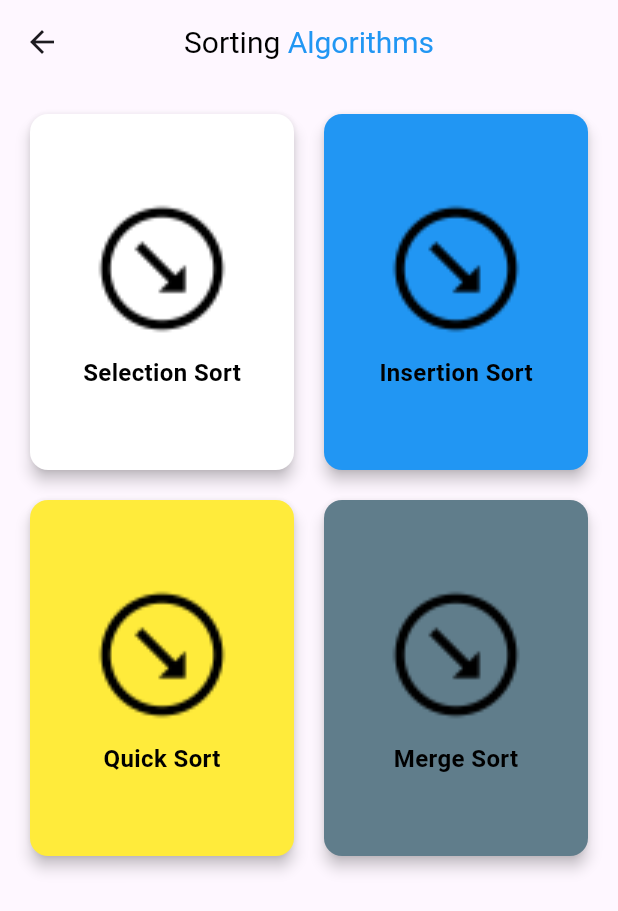
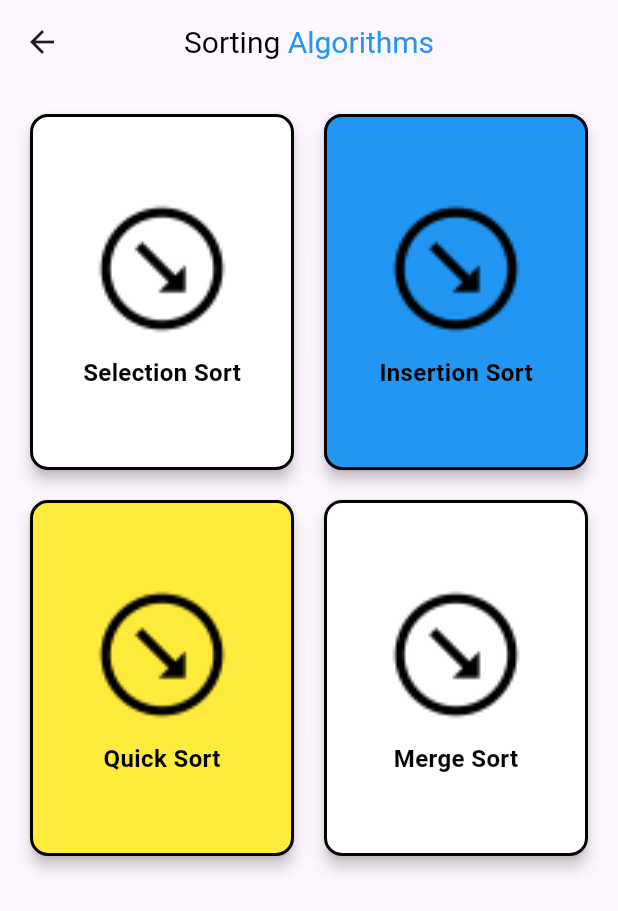
Before and after one commit to Saurrabhh/algo_viz, a Flutter app: the screen it shows after launch, after a tap on "View All", on a phone screen of 412 x 824 dp. Shown: the top 911 px of the screen. Run offline on Flutter 3.47's test engine with Material 3 defaults, Android fonts, the phone set to English and light mode, and no system bars; our stand-ins replace another_flutter_splash_screen, flutter_bloc, lottie, recase.

Commit message:
UI changes

```diff
--- /dev/null
+++ b/lib/core/color/app_colors.dart
@@ -0,0 +1,8 @@
+import 'package:flutter/material.dart';
+
+class AppColors {
+  static const blackColor = Colors.black;
+  static const yellowColor = Colors.yellow;
+  static const blueColor = Colors.blue;
+  static const whiteColor = Colors.white;
+}
--- a/lib/core/designs/tiles/custom_card.dart
+++ b/lib/core/designs/tiles/custom_card.dart
@@ -22,6 +22,7 @@ class CustomCard extends StatelessWidget {
         color: color,
         elevation: 4,
         shape: RoundedRectangleBorder(
+          side: const BorderSide(width: 2),
           borderRadius: BorderRadius.circular(12),
         ),
         child: Padding(
--- a/lib/features/dashboard/presentation/ui/dashboard_page.dart
+++ b/lib/features/dashboard/presentation/ui/dashboard_page.dart
@@ -1,3 +1,4 @@
+import 'package:algo_viz/core/color/app_colors.dart';
 import 'package:algo_viz/core/designs/tiles/custom_card.dart';
 import 'package:algo_viz/core/model/custom_card_model.dart';
 import 'package:algo_viz/core/route_handler/route_handler.dart';
@@ -15,7 +16,7 @@ class Dashboard extends StatelessWidget {
       onTap: () {
         print('selection');
       },
-      color: Colors.white,
+      color: AppColors.whiteColor,
     ),
     CustomCardModel(
       imagePath: 'assets/icons/arrow_down_right.png',
@@ -23,7 +24,7 @@ class Dashboard extends StatelessWidget {
       onTap: () {
         print('Insertion');
       },
-      color: Colors.blue,
+      color: AppColors.blueColor,
     ),
     CustomCardModel(
       imagePath: 'assets/icons/arrow_down_right.png',
@@ -31,7 +32,7 @@ class Dashboard extends StatelessWidget {
       onTap: () {
         print('Quick');
       },
-      color: Colors.yellow,
+      color: AppColors.yellowColor,
     ),
     CustomCardModel(
       imagePath: 'assets/icons/arrow_down_right.png',
@@ -39,7 +40,7 @@ class Dashboard extends StatelessWidget {
       onTap: () {
         print('Merge');
       },
-      color: Colors.blueGrey,
+      color: AppColors.blueColor,
     ),
   ];
   final List<CustomCardModel> pathfindingList = [
@@ -49,7 +50,7 @@ class Dashboard extends StatelessWidget {
       onTap: () {
         print('BFS');
       },
-      color: Colors.white,
+      color: AppColors.whiteColor,
     ),
     CustomCardModel(
       imagePath: 'assets/icons/arrow_down_right.png',
@@ -57,7 +58,7 @@ class Dashboard extends StatelessWidget {
       onTap: () {
         print('DFS');
       },
-      color: Colors.blue,
+      color: AppColors.blueColor,
     ),
     CustomCardModel(
       imagePath: 'assets/icons/arrow_down_right.png',
@@ -65,9 +66,10 @@ class Dashboard extends StatelessWidget {
       onTap: () {
         print('Dijkstra');
       },
-      color: Colors.yellow,
+      color: AppColors.yellowColor,
     ),
   ];
+
   @override
   Widget build(BuildContext context) {
     return Scaffold(
@@ -75,13 +77,16 @@ class Dashboard extends StatelessWidget {
         centerTitle: true,
         title: RichText(
           text: const TextSpan(
-            style: TextStyle(color: Colors.black, fontSize: 20),
+            style: TextStyle(color: AppColors.blackColor, fontSize: 20),
             children: [
               TextSpan(
                 text: 'Algo',
-                style: TextStyle(color: Colors.black),
+                style: TextStyle(color: AppColors.blackColor),
               ),
-              TextSpan(text: 'Viz', style: TextStyle(color: Colors.blue)),
+              TextSpan(
+                text: 'Viz',
+                style: TextStyle(color: AppColors.blueColor),
+              ),
             ],
           ),
         ),
@@ -106,7 +111,7 @@ class Dashboard extends StatelessWidget {
                   child: Text(
                     'View All',
                     style: TextStyle(
-                      color: Colors.blue.withOpacity(0.9),
+                      color: AppColors.blueColor.withOpacity(0.9),
                       fontSize: 12,
                     ),
                   ),
@@ -132,7 +137,11 @@ class Dashboard extends StatelessWidget {
                       imagePath: sortList[index].imagePath,
                       text: sortList[index].text,
                       onTap: sortList[index].onTap,
-                      color: sortList[index].color,
+                      color: index % 3 == 0
+                          ? AppColors.whiteColor
+                          : index % 3 == 1
+                              ? AppColors.blueColor
+                              : AppColors.yellowColor,
                     );
                   },
                 ),
@@ -152,7 +161,7 @@ class Dashboard extends StatelessWidget {
                   child: Text(
                     'View All',
                     style: TextStyle(
-                      color: Colors.blue.withOpacity(0.9),
+                      color: AppColors.blueColor.withOpacity(0.9),
                       fontSize: 12,
                     ),
                   ),
@@ -178,7 +187,11 @@ class Dashboard extends StatelessWidget {
                       imagePath: pathfindingList[index].imagePath,
                       text: pathfindingList[index].text,
                       onTap: pathfindingList[index].onTap,
-                      color: index.isEven ? Colors.white : Colors.blueGrey,
+                      color: index % 3 == 0
+                          ? AppColors.whiteColor
+                          : index % 3 == 1
+                              ? AppColors.blueColor
+                              : AppColors.yellowColor,
                     );
                   },
                 ),
--- a/lib/features/sorting/presentation/ui/sorting_page.dart
+++ b/lib/features/sorting/presentation/ui/sorting_page.dart
@@ -1,3 +1,4 @@
+import 'package:algo_viz/core/color/app_colors.dart';
 import 'package:algo_viz/core/designs/tiles/custom_card.dart';
 import 'package:algo_viz/core/model/custom_card_model.dart';
 import 'package:flutter/material.dart';
@@ -14,7 +15,7 @@ class SortingPage extends StatelessWidget {
       onTap: () {
         print('selection');
       },
-      color: Colors.white,
+      color: AppColors.whiteColor,
     ),
     CustomCardModel(
       imagePath: 'assets/icons/arrow_down_right.png',
@@ -22,7 +23,7 @@ class SortingPage extends StatelessWidget {
       onTap: () {
         print('Insertion');
       },
-      color: Colors.blue,
+      color: AppColors.blueColor,
     ),
     CustomCardModel(
       imagePath: 'assets/icons/arrow_down_right.png',
@@ -30,7 +31,7 @@ class SortingPage extends StatelessWidget {
       onTap: () {
         print('Quick');
       },
-      color: Colors.yellow,
+      color: AppColors.yellowColor,
     ),
     CustomCardModel(
       imagePath: 'assets/icons/arrow_down_right.png',
@@ -38,7 +39,7 @@ class SortingPage extends StatelessWidget {
       onTap: () {
         print('Merge');
       },
-      color: Colors.blueGrey,
+      color: AppColors.blueColor,
     ),
   ];
 
@@ -49,14 +50,16 @@ class SortingPage extends StatelessWidget {
         centerTitle: true,
         title: RichText(
           text: const TextSpan(
-            style: TextStyle(color: Colors.black, fontSize: 20),
+            style: TextStyle(color: AppColors.blackColor, fontSize: 20),
             children: [
               TextSpan(
                 text: 'Sorting ',
-                style: TextStyle(color: Colors.black),
+                style: TextStyle(color: AppColors.blackColor),
               ),
               TextSpan(
-                  text: 'Algorithms', style: TextStyle(color: Colors.blue)),
+                text: 'Algorithms',
+                style: TextStyle(color: AppColors.blueColor),
+              ),
             ],
           ),
         ),
@@ -79,7 +82,11 @@ class SortingPage extends StatelessWidget {
                 imagePath: cardList[index].imagePath,
                 text: cardList[index].text,
                 onTap: cardList[index].onTap,
-                color: cardList[index].color,
+                color: index % 3 == 0
+                    ? AppColors.whiteColor
+                    : index % 3 == 1
+                        ? AppColors.blueColor
+                        : AppColors.yellowColor,
               );
             },
           ),
--- a/lib/features/splash/presentation/ui/splash_page.dart
+++ b/lib/features/splash/presentation/ui/splash_page.dart
@@ -1,4 +1,5 @@
 import 'package:algo_viz/constants/constants.dart';
+import 'package:algo_viz/core/color/app_colors.dart';
 import 'package:algo_viz/features/dashboard/presentation/ui/dashboard_page.dart';
 import 'package:another_flutter_splash_screen/another_flutter_splash_screen.dart';
 import 'package:flutter/material.dart';
@@ -13,7 +14,7 @@ class SplashPage extends StatelessWidget {
       useImmersiveMode: true,
       duration: const Duration(milliseconds: 5000),
       nextScreen: Dashboard(),
-      backgroundColor: Colors.white,
+      backgroundColor: AppColors.whiteColor,
       splashScreenBody: Center(
         child: Column(
           children: [
@@ -29,13 +30,16 @@ class SplashPage extends StatelessWidget {
             ),
             RichText(
               text: const TextSpan(
-                style: TextStyle(color: Colors.black, fontSize: 20),
+                style: TextStyle(color: AppColors.blackColor, fontSize: 20),
                 children: [
                   TextSpan(
                     text: 'Algo ',
-                    style: TextStyle(color: Colors.black),
+                    style: TextStyle(color: AppColors.blackColor),
                   ),
-                  TextSpan(text: 'Viz', style: TextStyle(color: Colors.blue)),
+                  TextSpan(
+                    text: 'Viz',
+                    style: TextStyle(color: AppColors.blueColor),
+                  ),
                 ],
               ),
             ),
```
Also changed, not shown: lib/features/pathfinding/presentation/ui/pathfinding_page.dart (+15 -7 lines).
